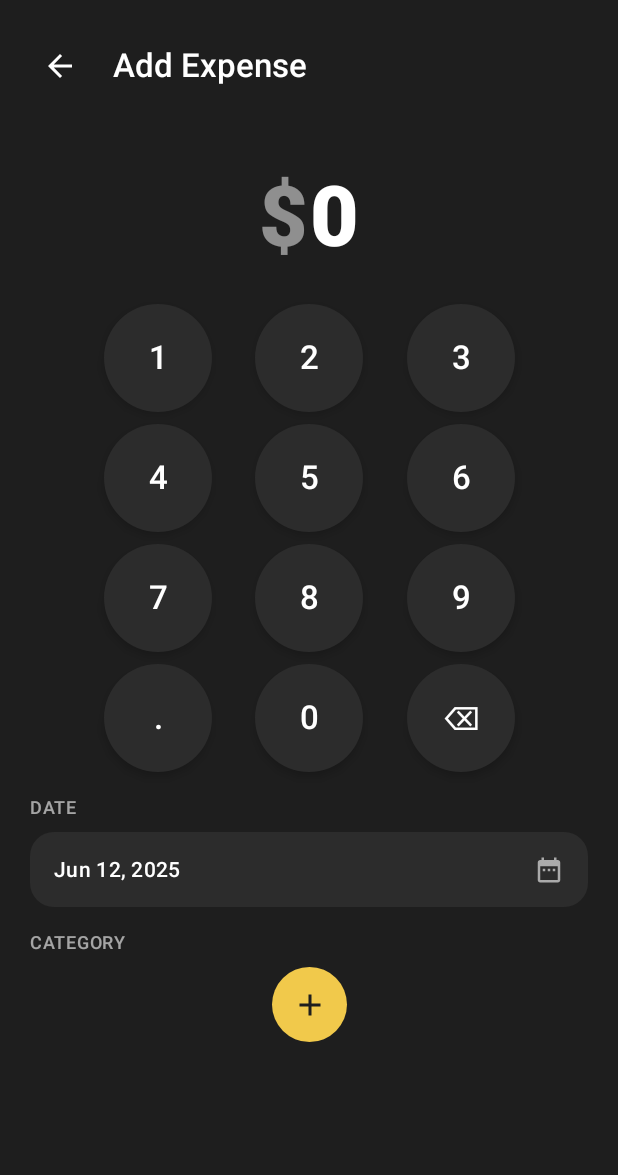
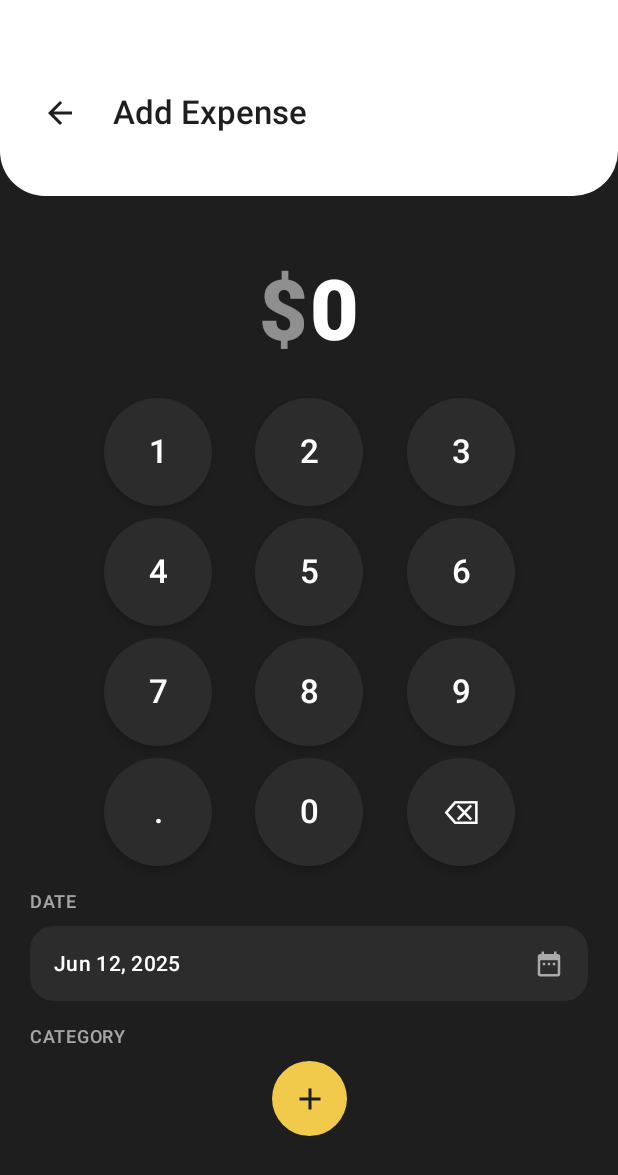
Before and after one commit to eiliyaabedini/PersonalAccountant, an Android app built with Jetpack Compose: the ExpenseEntryScreen screen opened through its navigation route, on a phone screen of 412 x 824 dp. Shown: the top 1175 px of the screen. Run offline under Robolectric (Android 15) with nearby library versions, the phone set to English and light mode, and no system bars; our stand-ins replace Dagger/Hilt's generated code.

Commit message:
Update add and edit entry toolbar

```diff
--- a/app/src/main/java/ir/act/personalAccountant/presentation/expense_entry/ExpenseEntryScreen.kt
+++ b/app/src/main/java/ir/act/personalAccountant/presentation/expense_entry/ExpenseEntryScreen.kt
@@ -68,15 +68,29 @@ fun ExpenseEntryScreen(
         modifier = Modifier.fillMaxSize()
     ) {
         Column(
+            modifier = Modifier.fillMaxSize()
+        ) {
+            // White header section with rounded bottom corners
+            Column(
                 modifier = Modifier
-                .fillMaxSize()
-                .background(MaterialTheme.colorScheme.background)
+                    .fillMaxWidth()
+                    .background(
+                        MaterialTheme.colorScheme.primaryContainer,
+                        shape = androidx.compose.foundation.shape.RoundedCornerShape(
+                            bottomStart = 30.dp,
+                            bottomEnd = 30.dp
+                        )
+                    )
+                    .padding(bottom = 20.dp)
             ) {
+                // Status bar space
+                Spacer(modifier = Modifier.height(40.dp))
+
                 // Header with back arrow and title
                 Row(
                     modifier = Modifier
                         .fillMaxWidth()
-                    .padding(horizontal = 20.dp, vertical = 24.dp),
+                        .padding(horizontal = 20.dp, vertical = 15.dp),
                     verticalAlignment = Alignment.CenterVertically,
                     horizontalArrangement = Arrangement.spacedBy(15.dp)
                 ) {
@@ -87,7 +101,7 @@ fun ExpenseEntryScreen(
                         Icon(
                             imageVector = Icons.Default.ArrowBack,
                             contentDescription = "Back",
-                        tint = MaterialTheme.colorScheme.onBackground,
+                            tint = MaterialTheme.colorScheme.onPrimaryContainer,
                             modifier = Modifier.size(24.dp)
                         )
                     }
@@ -96,9 +110,18 @@ fun ExpenseEntryScreen(
                         text = "Add Expense",
                         style = MaterialTheme.typography.titleLarge,
                         fontWeight = FontWeight.SemiBold,
-                    color = MaterialTheme.colorScheme.onBackground
+                        color = MaterialTheme.colorScheme.onPrimaryContainer
                     )
                 }
+            }
+
+            // Dark content section
+            Column(
+                modifier = Modifier
+                    .fillMaxSize()
+                    .background(MaterialTheme.colorScheme.background)
+                    .padding(top = 20.dp)
+            ) {
 
             // Amount section
             Row(
@@ -282,6 +305,7 @@ fun ExpenseEntryScreen(
                         modifier = Modifier.size(24.dp),
                         color = MaterialTheme.colorScheme.primary
                     )
+                }
             }
             }
         }
```
Also changed, not shown: app/src/main/java/ir/act/personalAccountant/presentation/expense_edit/ExpenseEditScreen.kt (+29 -5 lines). Lines whose indentation alone changed are shown as unchanged.
